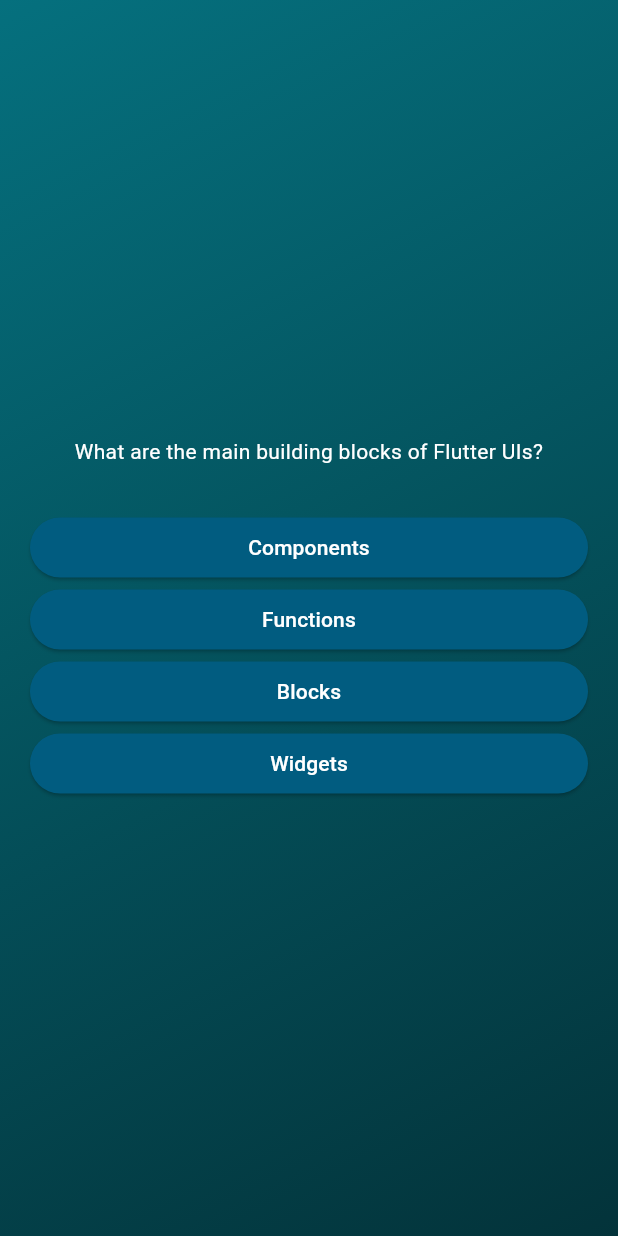
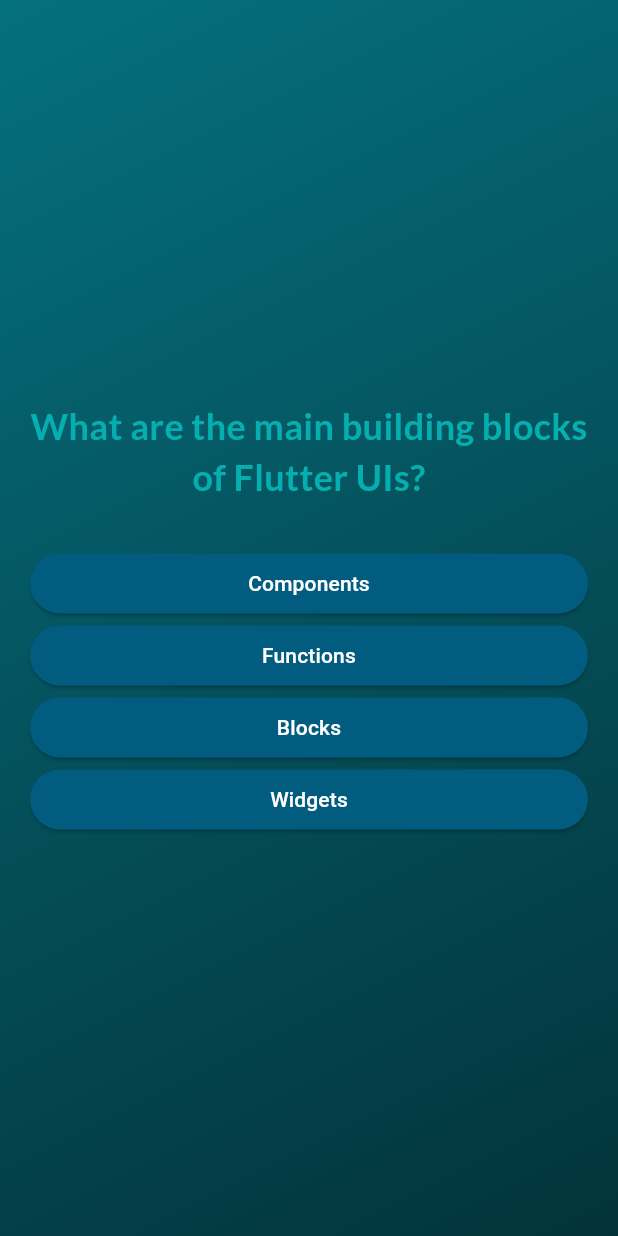
Before and after one commit to bnthurre/Quiz-app-flutter, a Flutter app: the screen it shows after launch, after a tap on "Start Quiz", on a phone screen of 412 x 824 dp. Run offline on Flutter 3.47's test engine with Material 3 defaults, Android fonts, the phone set to English and light mode, and no system bars; our stand-ins replace google_fonts.

Commit message:
adding google fonts

```diff
--- a/lib/questions_screen.dart
+++ b/lib/questions_screen.dart
@@ -1,6 +1,7 @@
 import 'package:flutter/material.dart';
 import 'package:quiz_app/answes_button.dart';
 import 'package:quiz_app/data/questions.dart';
+import 'package:google_fonts/google_fonts.dart';
 
 class QuestionsScreen extends StatefulWidget {
   const QuestionsScreen({super.key});
@@ -32,7 +33,11 @@ class _QuestionsScreenState extends State<QuestionsScreen> {
           children: [
             Text(
               currentQuestion.text,
-              style: const TextStyle(color: Colors.white),
+              style: GoogleFonts.lato(
+                color: const Color.fromARGB(255, 5, 175, 175),
+                fontSize: 24,
+                fontWeight: FontWeight.bold,
+              ),
               textAlign: TextAlign.center,
             ),
             const SizedBox(
--- a/lib/start_screen.dart
+++ b/lib/start_screen.dart
@@ -1,7 +1,8 @@
 import 'package:flutter/material.dart';
+import 'package:google_fonts/google_fonts.dart';
 
 class StartScreen extends StatelessWidget {
-  const  StartScreen(this.startQuiz, {super.key});
+  const StartScreen(this.startQuiz, {super.key});
 
   final void Function() startQuiz;
   @override
@@ -18,16 +19,15 @@ class StartScreen extends StatelessWidget {
         const SizedBox(
           height: 80,
         ),
-        const Text(
+        Text(
           'Learn Flutter The Fun Way!!',
-          style: TextStyle(
-              color: Color.fromARGB(255, 236, 236, 226), fontSize: 24),
+          style: GoogleFonts.lato(color: Colors.white, fontSize: 24),
         ),
         const SizedBox(
           height: 30,
         ),
         OutlinedButton.icon(
-            onPressed:  startQuiz,
+            onPressed: startQuiz,
             style: OutlinedButton.styleFrom(
                 foregroundColor: const Color.fromARGB(255, 240, 240, 240)),
             icon: const Icon(Icons.arrow_right_alt),
--- a/pubspec.yaml
+++ b/pubspec.yaml
@@ -35,6 +35,7 @@ dependencies:
   # The following adds the Cupertino Icons font to your application.
   # Use with the CupertinoIcons class for iOS style icons.
   cupertino_icons: ^1.0.2
+  google_fonts: ^6.1.0
 
 dev_dependencies:
   flutter_test:
```
Also changed, not shown: pubspec.lock, 1 other file.
